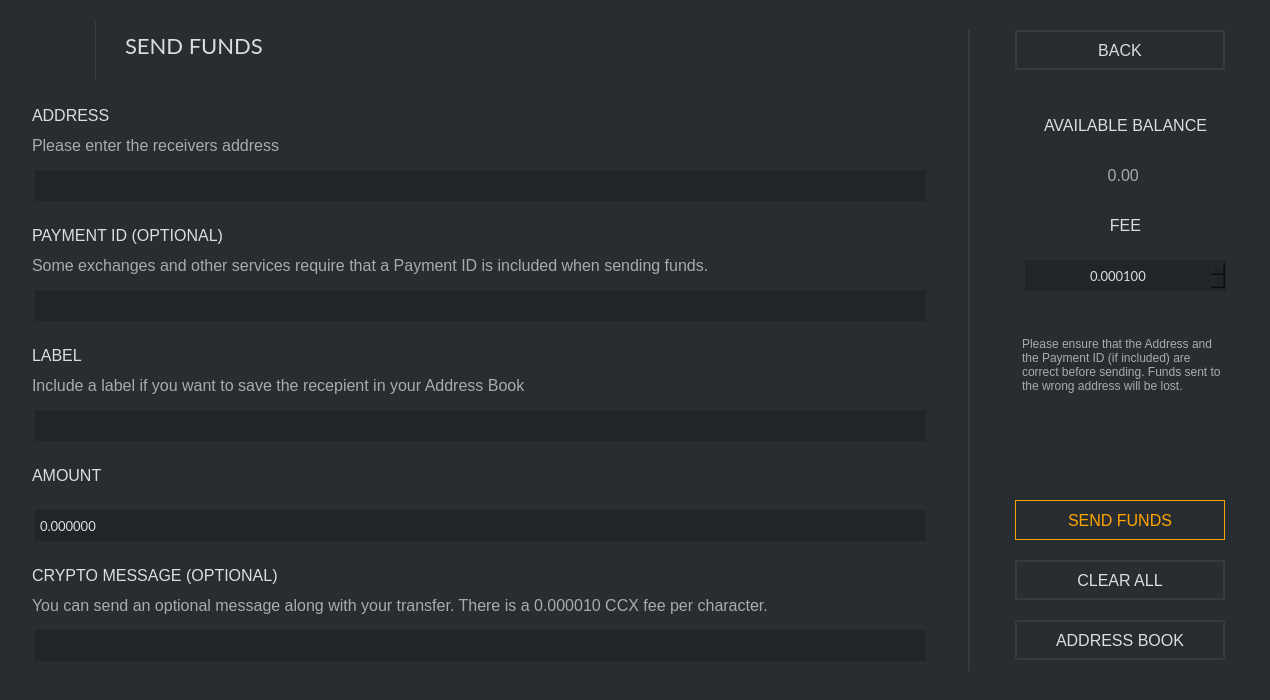
The window that src/gui/ui/sendframe.ui (ConcealNetwork/conceal-desktop) describes before a commit, drawn with Qt 5.
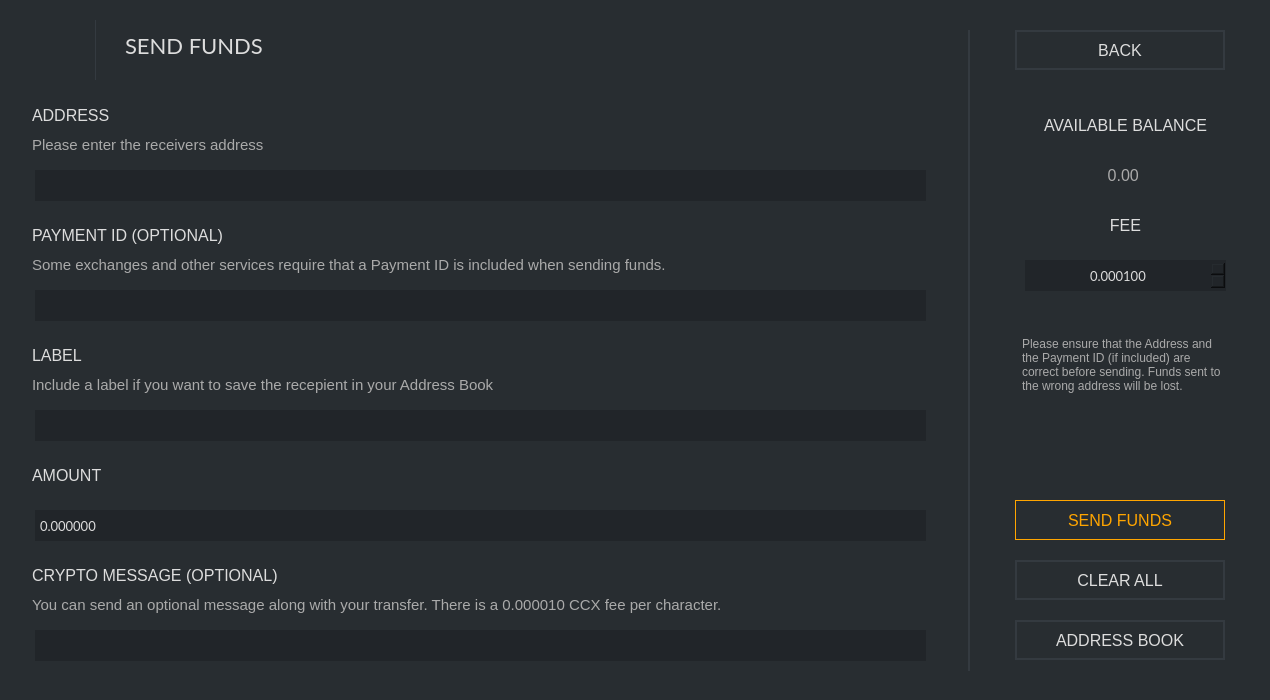
The same window after the commit. Icons and pictures are not drawn.

What changed in the file:
```diff
--- a/src/gui/ui/sendframe.ui
+++ b/src/gui/ui/sendframe.ui
@@ -641,7 +641,7 @@
        <rect>
         <x>10</x>
         <y>590</y>
-        <width>831</width>
+        <width>901</width>
         <height>30</height>
        </rect>
       </property>
@@ -651,7 +651,7 @@
        </font>
       </property>
       <property name="styleSheet">
-       <string notr="true">padding: 3px; font-size: 16px; color: #aaa;</string>
+       <string notr="true">padding: 3px; font-size: 15px; color: #aaa;</string>
       </property>
       <property name="text">
        <string>You can send an optional message along with your transfer. There is a 0.000010 CCX fee per character.</string>
@@ -662,7 +662,7 @@
        <rect>
         <x>10</x>
         <y>250</y>
-        <width>691</width>
+        <width>901</width>
         <height>30</height>
        </rect>
       </property>
@@ -672,7 +672,7 @@
        </font>
       </property>
       <property name="styleSheet">
-       <string notr="true">padding: 3px; font-size: 16px; color: #aaa;</string>
+       <string notr="true">padding: 3px; font-size: 15px; color: #aaa;</string>
       </property>
       <property name="text">
        <string>Some exchanges and other services require that a Payment ID is included when sending funds.</string>
@@ -683,7 +683,7 @@
        <rect>
         <x>10</x>
         <y>370</y>
-        <width>691</width>
+        <width>901</width>
         <height>30</height>
        </rect>
       </property>
@@ -693,7 +693,7 @@
        </font>
       </property>
       <property name="styleSheet">
-       <string notr="true">padding: 3px; font-size: 16px; color: #aaa;</string>
+       <string notr="true">padding: 3px; font-size: 15px; color: #aaa;</string>
       </property>
       <property name="text">
        <string>Include a label if you want to save the recepient in your Address Book</string>
@@ -704,7 +704,7 @@
        <rect>
         <x>10</x>
         <y>130</y>
-        <width>691</width>
+        <width>901</width>
         <height>30</height>
        </rect>
       </property>
@@ -714,7 +714,7 @@
        </font>
       </property>
       <property name="styleSheet">
-       <string notr="true">padding: 3px; font-size: 16px; color: #aaa;</string>
+       <string notr="true">padding: 3px; font-size: 15px; color: #aaa;</string>
       </property>
       <property name="text">
        <string>Please enter the receivers address</string>
```
